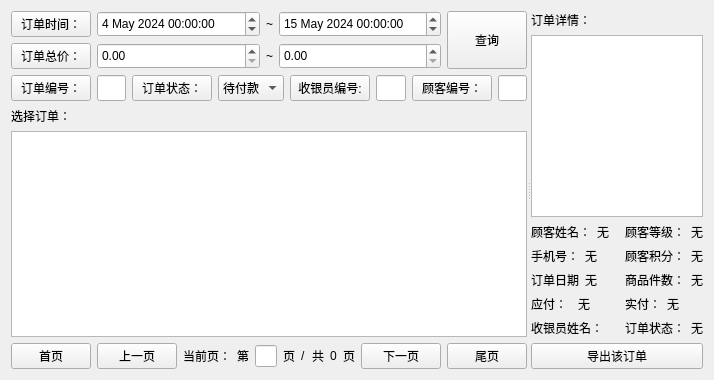
Above: view/manager/widgetordermanager.ui from ylxcvvan/Supermarket-Commodity-Management-System before the change. Below: the same form after it.
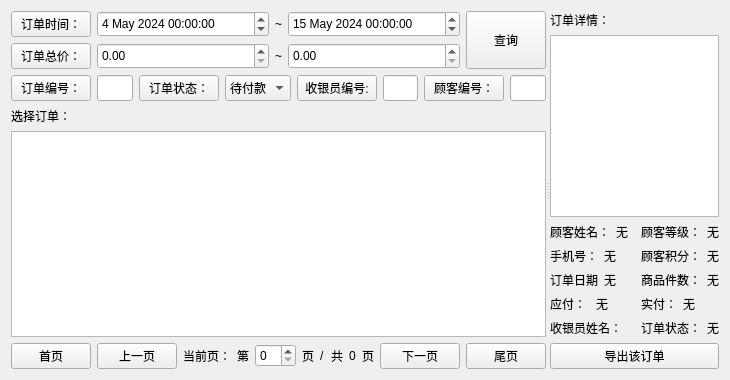
That is the form after the change.

The edit to the form file:
```diff
--- a/view/manager/widgetordermanager.ui
+++ b/view/manager/widgetordermanager.ui
@@ -385,14 +385,7 @@
                 </widget>
                </item>
                <item>
-                <widget class="QLineEdit" name="currentpage_2">
-                 <property name="maximumSize">
-                  <size>
-                   <width>30</width>
-                   <height>16777215</height>
-                  </size>
-                 </property>
-                </widget>
+                <widget class="QSpinBox" name="spinBoxPageJump"/>
                </item>
                <item>
                 <widget class="QLabel" name="label_12">
```
Left out of the diff: 10 changed lines with no effect on the pictures.
